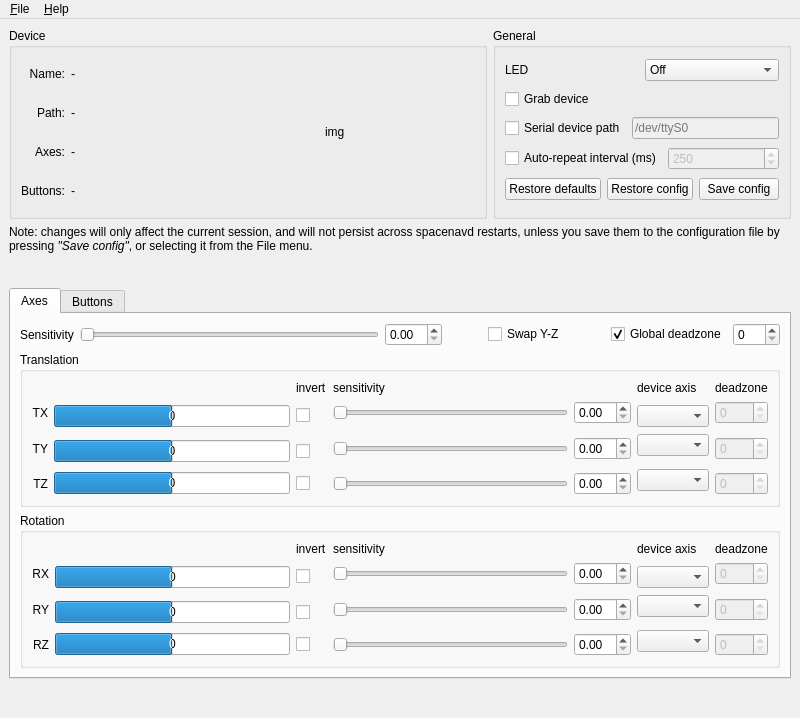
First picture: the form in ui/spnavcfg.ui, repository FreeSpacenav/spnavcfg, before the edit.
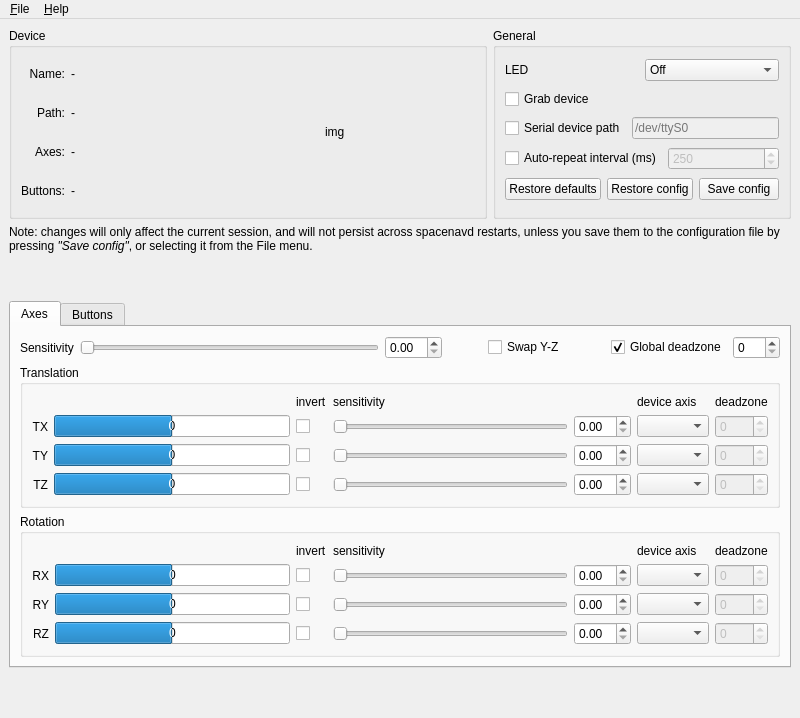
Second picture: the form after the edit. Icons and pictures are not drawn.

Commit message:
Remove unneeded rowspans in spnavcfg.ui
The translation and rotation group boxes contain not 4 but 6 rows,
interleaved by rowspans. Because of this the TY, TZ, RY and RZ lines
are not properly vertically aligned. This commit make merges those rows.

```diff
--- a/ui/spnavcfg.ui
+++ b/ui/spnavcfg.ui
@@ -422,72 +422,10 @@
            <string>Translation</string>
           </property>
           <layout class="QGridLayout" name="gridLayout_2">
-           <item row="3" column="1" rowspan="2">
-            <widget class="QProgressBar" name="prog_ty">
-             <property name="minimum">
-              <number>-128</number>
-             </property>
-             <property name="maximum">
-              <number>127</number>
-             </property>
-             <property name="value">
-              <number>0</number>
-             </property>
-             <property name="invertedAppearance">
-              <bool>false</bool>
-             </property>
-             <property name="format">
-              <string>%v</string>
-             </property>
-            </widget>
-           </item>
-           <item row="2" column="5" rowspan="2">
-            <widget class="QComboBox" name="combo_axismap_ty">
-             <property name="toolTip">
-              <string>Select which device axis affects Y translation</string>
-             </property>
-            </widget>
-           </item>
-           <item row="1" column="5" rowspan="2">
-            <widget class="QComboBox" name="combo_axismap_tx">
-             <property name="toolTip">
-              <string>Select which device axis affects X translation</string>
-             </property>
-            </widget>
-           </item>
-           <item row="5" column="1">
-            <widget class="QProgressBar" name="prog_tz">
-             <property name="minimum">
-              <number>-128</number>
-             </property>
-             <property name="maximum">
-              <number>127</number>
-             </property>
-             <property name="value">
-              <number>0</number>
-             </property>
-             <property name="invertedAppearance">
-              <bool>false</bool>
-             </property>
-             <property name="format">
-              <string>%v</string>
-             </property>
-            </widget>
-           </item>
-           <item row="3" column="2" rowspan="2">
-            <widget class="QCheckBox" name="chk_inv_ty">
-             <property name="toolTip">
-              <string>invert Y axis translation</string>
-             </property>
+           <item row="0" column="2">
+            <widget class="QLabel" name="label_9">
              <property name="text">
-              <string/>
-             </property>
-            </widget>
-           </item>
-           <item row="0" column="5">
-            <widget class="QLabel" name="label_11">
-             <property name="text">
-              <string>device axis</string>
+              <string>invert</string>
              </property>
             </widget>
            </item>
@@ -498,43 +436,17 @@
              </property>
             </widget>
            </item>
-           <item row="1" column="6">
-            <widget class="QSpinBox" name="spin_dead_tx">
-             <property name="enabled">
-              <bool>false</bool>
-             </property>
-             <property name="maximum">
-              <number>255</number>
-             </property>
-            </widget>
-           </item>
-           <item row="5" column="2">
-            <widget class="QCheckBox" name="chk_inv_tz">
-             <property name="toolTip">
-              <string>invert Z axis translation</string>
-             </property>
+           <item row="0" column="5">
+            <widget class="QLabel" name="label_11">
              <property name="text">
-              <string/>
+              <string>device axis</string>
              </property>
             </widget>
            </item>
-           <item row="4" column="5" rowspan="2">
-            <widget class="QComboBox" name="combo_axismap_tz">
-             <property name="toolTip">
-              <string>Select which device axis affects Z translation</string>
-             </property>
-            </widget>
-           </item>
-           <item row="5" column="3">
-            <widget class="QSlider" name="slider_sens_tz">
-             <property name="toolTip">
-              <string>Z axis translation sensitivity</string>
-             </property>
-             <property name="maximum">
-              <number>60</number>
-             </property>
-             <property name="orientation">
-              <enum>Qt::Horizontal</enum>
+           <item row="0" column="6">
+            <widget class="QLabel" name="label_20">
+             <property name="text">
+              <string>deadzone</string>
              </property>
             </widget>
            </item>
@@ -548,17 +460,26 @@
              </property>
             </widget>
            </item>
-           <item row="5" column="6">
-            <widget class="QSpinBox" name="spin_dead_tz">
-             <property name="enabled">
-              <bool>false</bool>
+           <item row="1" column="1">
+            <widget class="QProgressBar" name="prog_tx">
+             <property name="minimum">
+              <number>-128</number>
              </property>
              <property name="maximum">
-              <number>255</number>
+              <number>127</number>
+             </property>
+             <property name="value">
+              <number>0</number>
+             </property>
+             <property name="invertedAppearance">
+              <bool>false</bool>
+             </property>
+             <property name="format">
+              <string>%v</string>
              </property>
             </widget>
            </item>
-           <item row="1" column="2" rowspan="2">
+           <item row="1" column="2">
             <widget class="QCheckBox" name="chk_inv_tx">
              <property name="toolTip">
               <string>invert X axis translation</string>
@@ -568,48 +489,6 @@
              </property>
             </widget>
            </item>
-           <item row="3" column="3">
-            <widget class="QSlider" name="slider_sens_ty">
-             <property name="toolTip">
-              <string>Y axis translation sensitivity</string>
-             </property>
-             <property name="maximum">
-              <number>60</number>
-             </property>
-             <property name="orientation">
-              <enum>Qt::Horizontal</enum>
-             </property>
-            </widget>
-           </item>
-           <item row="1" column="1" rowspan="2">
-            <widget class="QProgressBar" name="prog_tx">
-             <property name="minimum">
-              <number>-128</number>
-             </property>
-             <property name="maximum">
-              <number>127</number>
-             </property>
-             <property name="value">
-              <number>0</number>
-             </property>
-             <property name="invertedAppearance">
-              <bool>false</bool>
-             </property>
-             <property name="format">
-              <string>%v</string>
-             </property>
-            </widget>
-           </item>
-           <item row="3" column="6">
-            <widget class="QSpinBox" name="spin_dead_ty">
-             <property name="enabled">
-              <bool>false</bool>
-             </property>
-             <property name="maximum">
-              <number>255</number>
-             </property>
-            </widget>
-           </item>
            <item row="1" column="3">
             <widget class="QSlider" name="slider_sens_tx">
              <property name="toolTip">
@@ -623,14 +502,34 @@
              </property>
             </widget>
            </item>
-           <item row="0" column="6">
-            <widget class="QLabel" name="label_20">
-             <property name="text">
-              <string>deadzone</string>
+           <item row="1" column="4">
+            <widget class="QDoubleSpinBox" name="spin_sens_tx">
+             <property name="maximum">
+              <double>10.000000000000000</double>
              </property>
+             <property name="singleStep">
+              <double>0.100000000000000</double>
+             </property>
             </widget>
            </item>
-           <item row="3" column="0">
+           <item row="1" column="5">
+            <widget class="QComboBox" name="combo_axismap_tx">
+             <property name="toolTip">
+              <string>Select which device axis affects X translation</string>
+             </property>
+            </widget>
+           </item>
+           <item row="1" column="6">
+            <widget class="QSpinBox" name="spin_dead_tx">
+             <property name="enabled">
+              <bool>false</bool>
+             </property>
+             <property name="maximum">
+              <number>255</number>
+             </property>
+            </widget>
+           </item>
+           <item row="2" column="0">
             <widget class="QLabel" name="label_7">
              <property name="text">
               <string>TY</string>
@@ -640,7 +539,76 @@
              </property>
             </widget>
            </item>
-           <item row="5" column="0">
+           <item row="2" column="1">
+            <widget class="QProgressBar" name="prog_ty">
+             <property name="minimum">
+              <number>-128</number>
+             </property>
+             <property name="maximum">
+              <number>127</number>
+             </property>
+             <property name="value">
+              <number>0</number>
+             </property>
+             <property name="invertedAppearance">
+              <bool>false</bool>
+             </property>
+             <property name="format">
+              <string>%v</string>
+             </property>
+            </widget>
+           </item>
+           <item row="2" column="2">
+            <widget class="QCheckBox" name="chk_inv_ty">
+             <property name="toolTip">
+              <string>invert Y axis translation</string>
+             </property>
+             <property name="text">
+              <string/>
+             </property>
+            </widget>
+           </item>
+           <item row="2" column="3">
+            <widget class="QSlider" name="slider_sens_ty">
+             <property name="toolTip">
+              <string>Y axis translation sensitivity</string>
+             </property>
+             <property name="maximum">
+              <number>60</number>
+             </property>
+             <property name="orientation">
+              <enum>Qt::Horizontal</enum>
+             </property>
+            </widget>
+           </item>
+           <item row="2" column="4">
+            <widget class="QDoubleSpinBox" name="spin_sens_ty">
+             <property name="maximum">
+              <double>10.000000000000000</double>
+             </property>
+             <property name="singleStep">
+              <double>0.100000000000000</double>
+             </property>
+            </widget>
+           </item>
+           <item row="2" column="5">
+            <widget class="QComboBox" name="combo_axismap_ty">
+             <property name="toolTip">
+              <string>Select which device axis affects Y translation</string>
+             </property>
+            </widget>
+           </item>
+           <item row="2" column="6">
+            <widget class="QSpinBox" name="spin_dead_ty">
+             <property name="enabled">
+              <bool>false</bool>
+             </property>
+             <property name="maximum">
+              <number>255</number>
+             </property>
+            </widget>
+           </item>
+           <item row="3" column="0">
             <widget class="QLabel" name="label_8">
              <property name="text">
               <string>TZ</string>
@@ -650,34 +618,49 @@
              </property>
             </widget>
            </item>
-           <item row="0" column="2">
-            <widget class="QLabel" name="label_9">
+           <item row="3" column="1">
+            <widget class="QProgressBar" name="prog_tz">
+             <property name="minimum">
+              <number>-128</number>
+             </property>
+             <property name="maximum">
+              <number>127</number>
+             </property>
+             <property name="value">
+              <number>0</number>
+             </property>
+             <property name="invertedAppearance">
+              <bool>false</bool>
+             </property>
+             <property name="format">
+              <string>%v</string>
+             </property>
+            </widget>
+           </item>
+           <item row="3" column="2">
+            <widget class="QCheckBox" name="chk_inv_tz">
+             <property name="toolTip">
+              <string>invert Z axis translation</string>
+             </property>
              <property name="text">
-              <string>invert</string>
+              <string/>
              </property>
             </widget>
            </item>
-           <item row="1" column="4">
-            <widget class="QDoubleSpinBox" name="spin_sens_tx">
+           <item row="3" column="3">
+            <widget class="QSlider" name="slider_sens_tz">
+             <property name="toolTip">
+              <string>Z axis translation sensitivity</string>
+             </property>
              <property name="maximum">
-              <double>10.000000000000000</double>
+              <number>60</number>
              </property>
-             <property name="singleStep">
-              <double>0.100000000000000</double>
+             <property name="orientation">
+              <enum>Qt::Horizontal</enum>
              </property>
             </widget>
            </item>
            <item row="3" column="4">
-            <widget class="QDoubleSpinBox" name="spin_sens_ty">
-             <property name="maximum">
-              <double>10.000000000000000</double>
-             </property>
-             <property name="singleStep">
-              <double>0.100000000000000</double>
-             </property>
-            </widget>
-           </item>
-           <item row="5" column="4">
             <widget class="QDoubleSpinBox" name="spin_sens_tz">
              <property name="maximum">
               <double>10.000000000000000</double>
@@ -687,6 +670,23 @@
              </property>
             </widget>
            </item>
+           <item row="3" column="5">
+            <widget class="QComboBox" name="combo_axismap_tz">
+             <property name="toolTip">
+              <string>Select which device axis affects Z translation</string>
+             </property>
+            </widget>
+           </item>
+           <item row="3" column="6">
+            <widget class="QSpinBox" name="spin_dead_tz">
+             <property name="enabled">
+              <bool>false</bool>
+             </property>
+             <property name="maximum">
+              <number>255</number>
+             </property>
+            </widget>
+           </item>
           </layout>
          </widget>
         </item>
@@ -696,10 +696,67 @@
            <string>Rotation</string>
           </property>
           <layout class="QGridLayout" name="gridLayout_3">
-           <item row="5" column="2">
-            <widget class="QCheckBox" name="chk_inv_rz">
+           <item row="0" column="2">
+            <widget class="QLabel" name="label_12">
+             <property name="text">
+              <string>invert</string>
+             </property>
+            </widget>
+           </item>
+           <item row="0" column="3">
+            <widget class="QLabel" name="label_13">
+             <property name="text">
+              <string>sensitivity</string>
+             </property>
+            </widget>
+           </item>
+           <item row="0" column="5">
+            <widget class="QLabel" name="label_14">
+             <property name="text">
+              <string>device axis</string>
+             </property>
+            </widget>
+           </item>
+           <item row="0" column="6">
+            <widget class="QLabel" name="label_21">
+             <property name="text">
+              <string>deadzone</string>
+             </property>
+            </widget>
+           </item>
+           <item row="1" column="0">
+            <widget class="QLabel" name="label_15">
+             <property name="text">
+              <string>RX</string>
+             </property>
+             <property name="alignment">
+              <set>Qt::AlignRight|Qt::AlignTrailing|Qt::AlignVCenter</set>
+             </property>
+            </widget>
+           </item>
+           <item row="1" column="1">
+            <widget class="QProgressBar" name="prog_rx">
+             <property name="minimum">
+              <number>-128</number>
+             </property>
+             <property name="maximum">
+              <number>127</number>
+             </property>
+             <property name="value">
+              <number>0</number>
+             </property>
+             <property name="invertedAppearance">
+              <bool>false</bool>
+             </property>
+             <property name="format">
+              <string>%v</string>
+             </property>
+            </widget>
+           </item>
+           <item row="1" column="2">
+            <widget class="QCheckBox" name="chk_inv_rx">
              <property name="toolTip">
-              <string>invert Z axis rotation</string>
+              <string>invert X axis rotation</string>
              </property>
              <property name="text">
               <string/>
@@ -719,15 +776,25 @@
              </property>
             </widget>
            </item>
-           <item row="1" column="5" rowspan="2">
+           <item row="1" column="4">
+            <widget class="QDoubleSpinBox" name="spin_sens_rx">
+             <property name="maximum">
+              <double>10.000000000000000</double>
+             </property>
+             <property name="singleStep">
+              <double>0.100000000000000</double>
+             </property>
+            </widget>
+           </item>
+           <item row="1" column="5">
             <widget class="QComboBox" name="combo_axismap_rx">
              <property name="toolTip">
               <string>Select which device axis affects X rotation</string>
              </property>
             </widget>
            </item>
-           <item row="3" column="6">
-            <widget class="QSpinBox" name="spin_dead_ry">
+           <item row="1" column="6">
+            <widget class="QSpinBox" name="spin_dead_rx">
              <property name="enabled">
               <bool>false</bool>
              </property>
@@ -736,7 +803,46 @@
              </property>
             </widget>
            </item>
-           <item row="3" column="3">
+           <item row="2" column="0">
+            <widget class="QLabel" name="label_16">
+             <property name="text">
+              <string>RY</string>
+             </property>
+             <property name="alignment">
+              <set>Qt::AlignRight|Qt::AlignTrailing|Qt::AlignVCenter</set>
+             </property>
+            </widget>
+           </item>
+           <item row="2" column="1">
+            <widget class="QProgressBar" name="prog_ry">
+             <property name="minimum">
+              <number>-128</number>
+             </property>
+             <property name="maximum">
+              <number>127</number>
+             </property>
+             <property name="value">
+              <number>0</number>
+             </property>
+             <property name="invertedAppearance">
+              <bool>false</bool>
+             </property>
+             <property name="format">
+              <string>%v</string>
+             </property>
+            </widget>
+           </item>
+           <item row="2" column="2">
+            <widget class="QCheckBox" name="chk_inv_ry">
+             <property name="toolTip">
+              <string>invert Y axis rotation</string>
+             </property>
+             <property name="text">
+              <string/>
+             </property>
+            </widget>
+           </item>
+           <item row="2" column="3">
             <widget class="QSlider" name="slider_sens_ry">
              <property name="toolTip">
               <string>Y axis rotation sensitivity</string>
@@ -749,69 +855,44 @@
              </property>
             </widget>
            </item>
-           <item row="2" column="5" rowspan="2">
+           <item row="2" column="4">
+            <widget class="QDoubleSpinBox" name="spin_sens_ry">
+             <property name="maximum">
+              <double>10.000000000000000</double>
+             </property>
+             <property name="singleStep">
+              <double>0.100000000000000</double>
+             </property>
+            </widget>
+           </item>
+           <item row="2" column="5">
             <widget class="QComboBox" name="combo_axismap_ry">
              <property name="toolTip">
               <string>Select which device axis affects Y rotation</string>
              </property>
             </widget>
            </item>
-           <item row="3" column="1" rowspan="2">
-            <widget class="QProgressBar" name="prog_ry">
-             <property name="minimum">
-              <number>-128</number>
-             </property>
-             <property name="maximum">
-              <number>127</number>
-             </property>
-             <property name="value">
-              <number>0</number>
-             </property>
-             <property name="invertedAppearance">
+           <item row="2" column="6">
+            <widget class="QSpinBox" name="spin_dead_ry">
+             <property name="enabled">
               <bool>false</bool>
              </property>
-             <property name="format">
-              <string>%v</string>
+             <property name="maximum">
+              <number>255</number>
              </property>
             </widget>
            </item>
            <item row="3" column="0">
-            <widget class="QLabel" name="label_16">
+            <widget class="QLabel" name="label_17">
              <property name="text">
-              <string>RY</string>
+              <string>RZ</string>
              </property>
              <property name="alignment">
               <set>Qt::AlignRight|Qt::AlignTrailing|Qt::AlignVCenter</set>
              </property>
             </widget>
            </item>
-           <item row="1" column="1" rowspan="2">
-            <widget class="QProgressBar" name="prog_rx">
-             <property name="minimum">
-              <number>-128</number>
-             </property>
-             <property name="maximum">
-              <number>127</number>
-             </property>
-             <property name="value">
-              <number>0</number>
-             </property>
-             <property name="invertedAppearance">
-              <bool>false</bool>
-             </property>
-             <property name="format">
-              <string>%v</string>
-             </property>
-            </widget>
-           </item>
-           <item row="0" column="2">
-            <widget class="QLabel" name="label_12">
-             <property name="text">
-              <string>invert</string>
-             </property>
-            </widget>
-           </item>
-           <item row="5" column="1">
+           <item row="3" column="1">
             <widget class="QProgressBar" name="prog_rz">
              <property name="minimum">
               <number>-128</number>
@@ -830,41 +911,17 @@
              </property>
             </widget>
            </item>
-           <item row="5" column="6">
-            <widget class="QSpinBox" name="spin_dead_rz">
-             <property name="enabled">
-              <bool>false</bool>
-             </property>
-             <property name="maximum">
-              <number>255</number>
-             </property>
-            </widget>
-           </item>
-           <item row="3" column="2" rowspan="2">
-            <widget class="QCheckBox" name="chk_inv_ry">
+           <item row="3" column="2">
+            <widget class="QCheckBox" name="chk_inv_rz">
              <property name="toolTip">
-              <string>invert Y axis rotation</string>
+              <string>invert Z axis rotation</string>
              </property>
              <property name="text">
               <string/>
              </property>
             </widget>
            </item>
-           <item row="0" column="3">
-            <widget class="QLabel" name="label_13">
-             <property name="text">
-              <string>sensitivity</string>
-             </property>
-            </widget>
-           </item>
-           <item row="0" column="5">
-            <widget class="QLabel" name="label_14">
-             <property name="text">
-              <string>device axis</string>
-             </property>
-            </widget>
-           </item>
-           <item row="5" column="3">
+           <item row="3" column="3">
             <widget class="QSlider" name="slider_sens_rz">
              <property name="toolTip">
               <string>Z axis rotation sensitivity</string>
@@ -877,87 +934,30 @@
              </property>
             </widget>
            </item>
-           <item row="1" column="2" rowspan="2">
-            <widget class="QCheckBox" name="chk_inv_rx">
-             <property name="toolTip">
-              <string>invert X axis rotation</string>
-             </property>
-             <property name="text">
-              <string/>
-             </property>
-            </widget>
-           </item>
-           <item row="5" column="0">
-            <widget class="QLabel" name="label_17">
-             <property name="text">
-              <string>RZ</string>
-             </property>
-             <property name="alignment">
-              <set>Qt::AlignRight|Qt::AlignTrailing|Qt::AlignVCenter</set>
-             </property>
-            </widget>
-           </item>
-           <item row="1" column="6">
-            <widget class="QSpinBox" name="spin_dead_rx">
-             <property name="enabled">
-              <bool>false</bool>
-             </property>
+           <item row="3" column="4">
+            <widget class="QDoubleSpinBox" name="spin_sens_rz">
              <property name="maximum">
-              <number>255</number>
+              <double>10.000000000000000</double>
              </property>
-            </widget>
-           </item>
-           <item row="0" column="6">
-            <widget class="QLabel" name="label_21">
-             <property name="text">
-              <string>deadzone</string>
+             <property name="singleStep">
+              <double>0.100000000000000</double>
              </property>
             </widget>
            </item>
-           <item row="4" column="5" rowspan="2">
+           <item row="3" column="5">
             <widget class="QComboBox" name="combo_axismap_rz">
              <property name="toolTip">
               <string>Select which device axis affects Z rotation</string>
              </property>
             </widget>
            </item>
-           <item row="1" column="0">
-            <widget class="QLabel" name="label_15">
-             <property name="text">
-              <string>RX</string>
+           <item row="3" column="6">
+            <widget class="QSpinBox" name="spin_dead_rz">
+             <property name="enabled">
+              <bool>false</bool>
              </property>
-             <property name="alignment">
-              <set>Qt::AlignRight|Qt::AlignTrailing|Qt::AlignVCenter</set>
-             </property>
-            </widget>
-           </item>
-           <item row="1" column="4">
-            <widget class="QDoubleSpinBox" name="spin_sens_rx">
              <property name="maximum">
-              <double>10.000000000000000</double>
-             </property>
-             <property name="singleStep">
-              <double>0.100000000000000</double>
-             </property>
-            </widget>
-           </item>
-           <item row="3" column="4">
-            <widget class="QDoubleSpinBox" name="spin_sens_ry">
-             <property name="maximum">
-              <double>10.000000000000000</double>
-             </property>
-             <property name="singleStep">
-              <double>0.100000000000000</double>
-             </property>
-            </widget>
-           </item>
-           <item row="5" column="4">
-            <widget class="QDoubleSpinBox" name="spin_sens_rz">
-             <property name="maximum">
-              <double>10.000000000000000</double>
-             </property>
-             <property name="singleStep">
-              <double>0.100000000000000</double>
+              <number>255</number>
              </property>
             </widget>
            </item>
@@ -988,8 +988,8 @@
             <rect>
              <x>0</x>
              <y>0</y>
-             <width>758</width>
-             <height>346</height>
+             <width>96</width>
+             <height>26</height>
             </rect>
            </property>
           </widget>
@@ -1020,7 +1020,7 @@
      <x>0</x>
      <y>0</y>
      <width>800</width>
-     <height>22</height>
+     <height>27</height>
     </rect>
    </property>
    <widget class="QMenu" name="menu_File">
```
